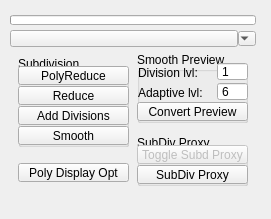
The window that ui/subdivision.ui (m3trik/Scripts_portable) describes before a commit, drawn with Qt 5.
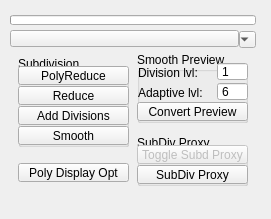
The same window after the commit. Custom widgets are drawn as their Qt base class.

Patch:
```diff
--- a/ui/subdivision.ui
+++ b/ui/subdivision.ui
@@ -83,13 +83,13 @@
        </property>
        <property name="minimumSize">
         <size>
-         <width>18</width>
-         <height>15</height>
+         <width>17</width>
+         <height>17</height>
         </size>
        </property>
        <property name="maximumSize">
         <size>
-         <width>18</width>
+         <width>17</width>
          <height>15</height>
         </size>
        </property>
```
